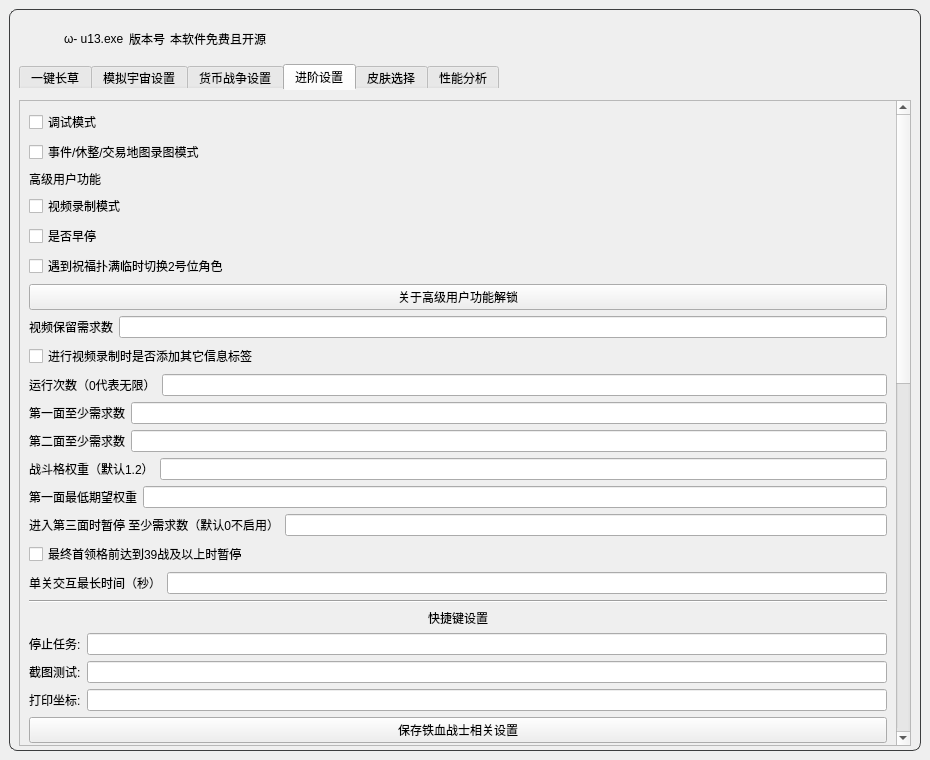
First picture: the form in resource/ui/UI.ui, repository qlx3264/Simulated_Scepter, before the edit.
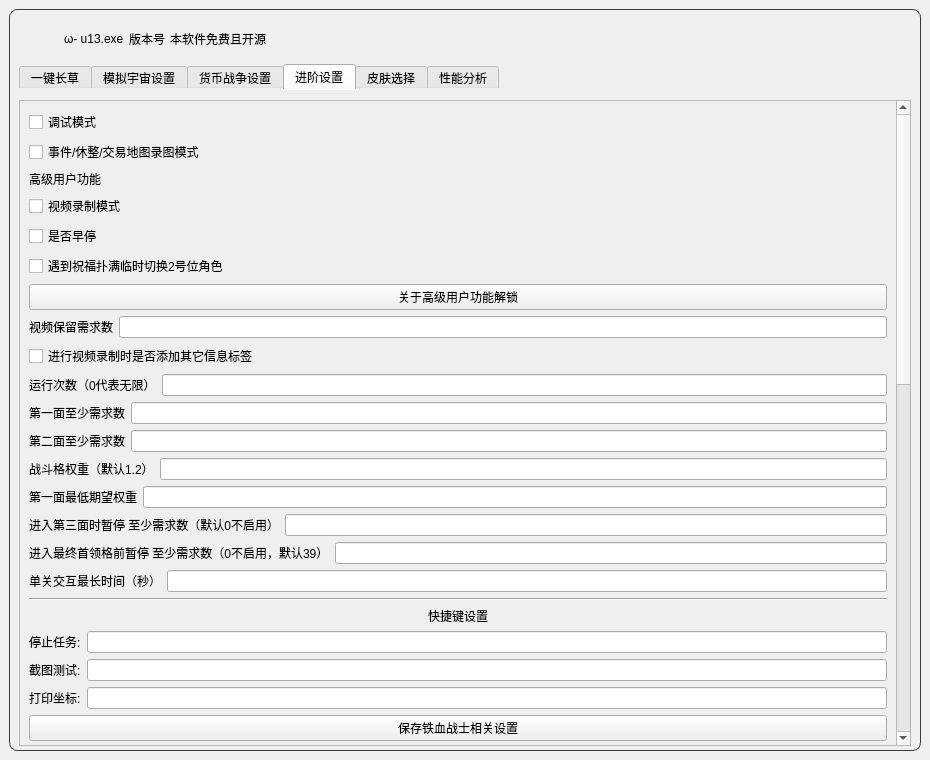
Second picture: the form after the edit. The open tabs and pages were chosen to show the change. Icons and pictures are not drawn.

Commit message: 修改ui

What changed in the file:
```diff
--- a/resource/ui/UI.ui
+++ b/resource/ui/UI.ui
@@ -1395,12 +1395,15 @@
                <item>
                 <layout class="QHBoxLayout" name="horizontalLayout_boss_before_39_pause">
                  <item>
-                  <widget class="QCheckBox" name="Iron_blood_boss_before_39_pause_checkbox">
+                  <widget class="QLabel" name="label_boss_before_pause">
                    <property name="text">
-                    <string>最终首领格前达到39战及以上时暂停</string>
+                    <string>进入最终首领格前暂停 至少需求数（0不启用，默认39）</string>
                    </property>
                   </widget>
                  </item>
+                 <item>
+                  <widget class="QLineEdit" name="Iron_blood_boss_before_pause_input"/>
+                 </item>
                 </layout>
                </item>
                <item>
```
Left out of the diff: 2 changed lines with no effect on the pictures.
